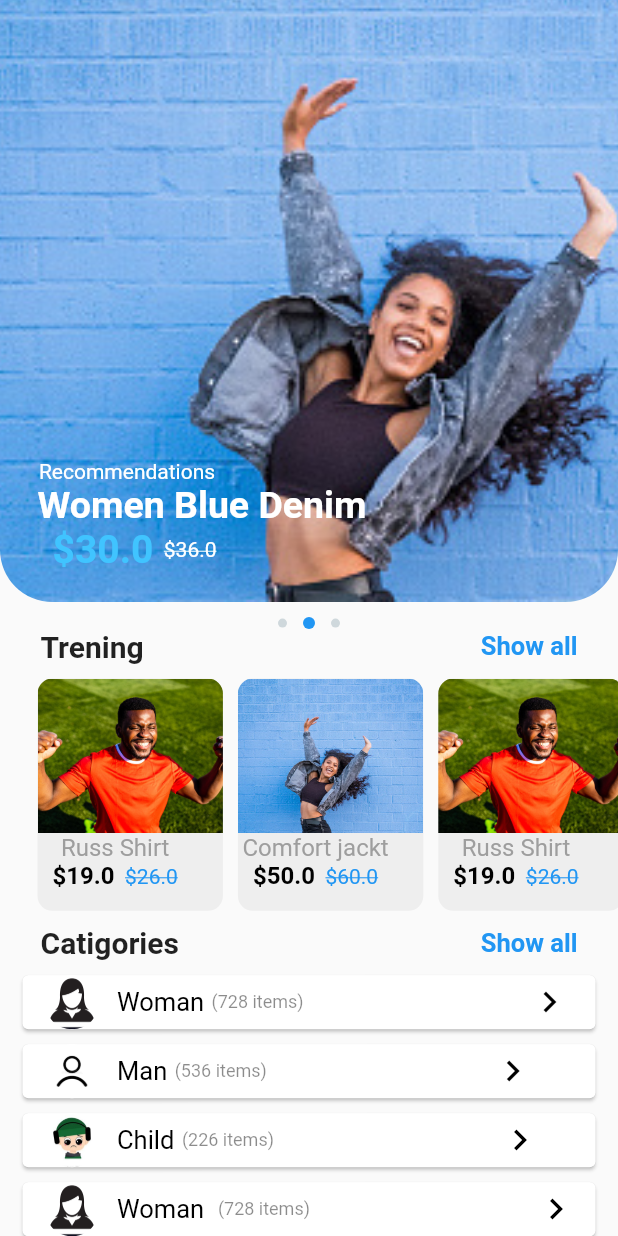
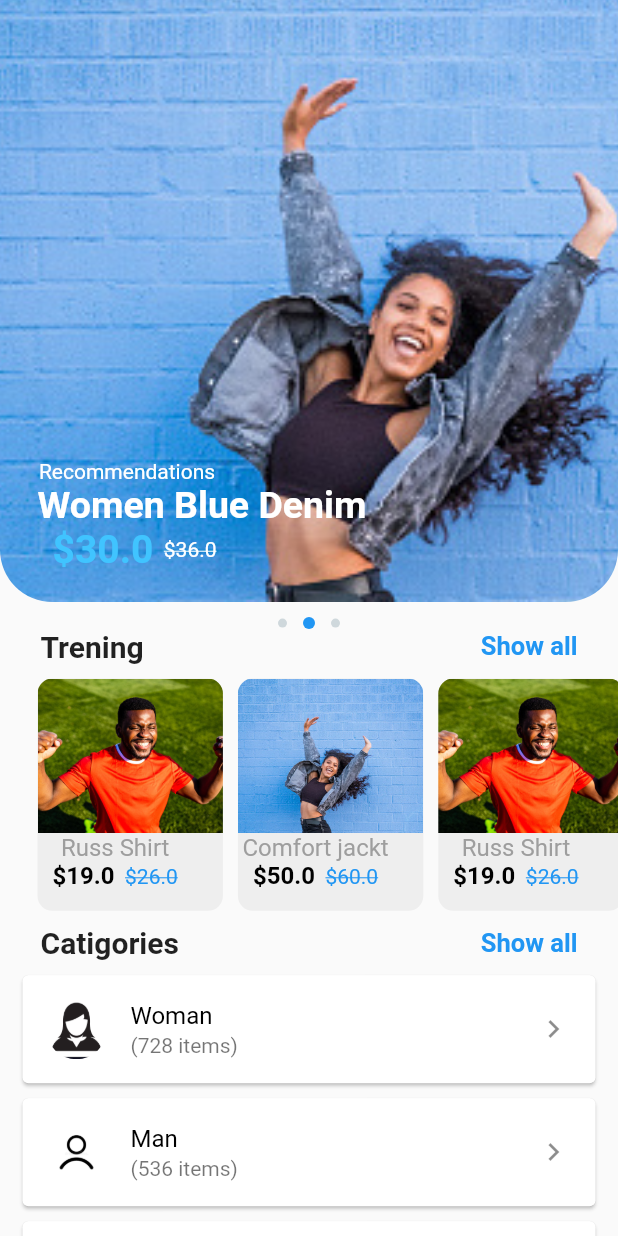
Before and after one commit to ibragimovAzizbek/HomeWorks, a Flutter app: the screen it shows after launch, scrolled down 93 dp, on a phone screen of 412 x 824 dp. Run offline on Flutter 3.47's test engine with Material 2 defaults, Android fonts, the phone set to English and light mode, and no system bars.

Commit message:
Endi tayyor

```diff
--- a/lib/screens/home_page.dart
+++ b/lib/screens/home_page.dart
@@ -86,22 +86,22 @@ class _HomePageState extends State<HomePage> {
             margin: const EdgeInsets.only(top: 10.0),
             child: _topBarText(text1: 'Catigories', text2: 'Show all'),
           ),
-          _catigories(
+          _catigories2(
             url: 'assets/images/woman.png',
             catigorie: 'Woman',
             item: '(728 items)',
           ),
-           _catigories(
+          _catigories2(
             url: 'assets/images/man.png',
             catigorie: 'Man',
             item: '(536 items)',
           ),
-           _catigories(
+          _catigories2(
             url: 'assets/images/child.jpeg',
             catigorie: 'Child',
             item: '(226 items)',
           ),
-           _catigories(
+          _catigories2(
             url: 'assets/images/woman.png',
             catigorie: 'Woman ',
             item: '(728 items)',
@@ -111,49 +111,6 @@ class _HomePageState extends State<HomePage> {
     );
   }
 
-  SizedBox _catigories(
-          {required String url,
-          required String catigorie,
-          required String item}) =>
-      SizedBox(
-        child: Card(
-          margin: const EdgeInsets.only(top: 10.0, left: 15, right: 15.0),
-          child: Row(
-            children: [
-              Container(
-                margin: const EdgeInsets.only(left: 15),
-                child: CircleAvatar(
-                  backgroundColor: Colors.white,
-                  backgroundImage: AssetImage(url),
-                  radius: 18,
-                ),
-              ),
-              Container(
-                margin: const EdgeInsets.only(left: 12.0),
-                child: Text(
-                  catigorie,
-                  style: TextStyle(color: _colors[1], fontSize: 17),
-                ),
-              ),
-              Container(
-                margin: const EdgeInsets.only(left: 5.0),
-                child: Text(
-                  item,
-                  style: const TextStyle(color: Colors.black45, fontSize: 12),
-                ),
-              ),
-              Container(
-                margin: const EdgeInsets.only(left: 150.0),
-                child: const Icon(
-                  Icons.chevron_right_sharp,
-                  color: Colors.black,
-                  size: 28,
-                ),
-              ),
-            ],
-          ),
-        ),
-      );
 
   Container _horizantalContainer(
           {required String clothingName,
@@ -344,11 +301,25 @@ class _HomePageState extends State<HomePage> {
     );
   }
 
-
-
-
-
-
-
-
+  SizedBox _catigories2(
+          {required String url,
+          required String catigorie,
+          required String item}) =>
+       SizedBox(
+        child: Card(
+          margin: const EdgeInsets.only(top: 10.0, left: 15, right: 15.0),
+          child: ListTile(
+            leading: CircleAvatar(
+              backgroundColor: Colors.white,
+              backgroundImage: AssetImage(url),
+            ),
+            title: Text(
+              catigorie,
+              style: const TextStyle(color: Colors.black),
+            ),
+            subtitle: Text(item),
+            trailing: const Icon(Icons.chevron_right_sharp),
+          ),
+        ),
+      );
 }
```
